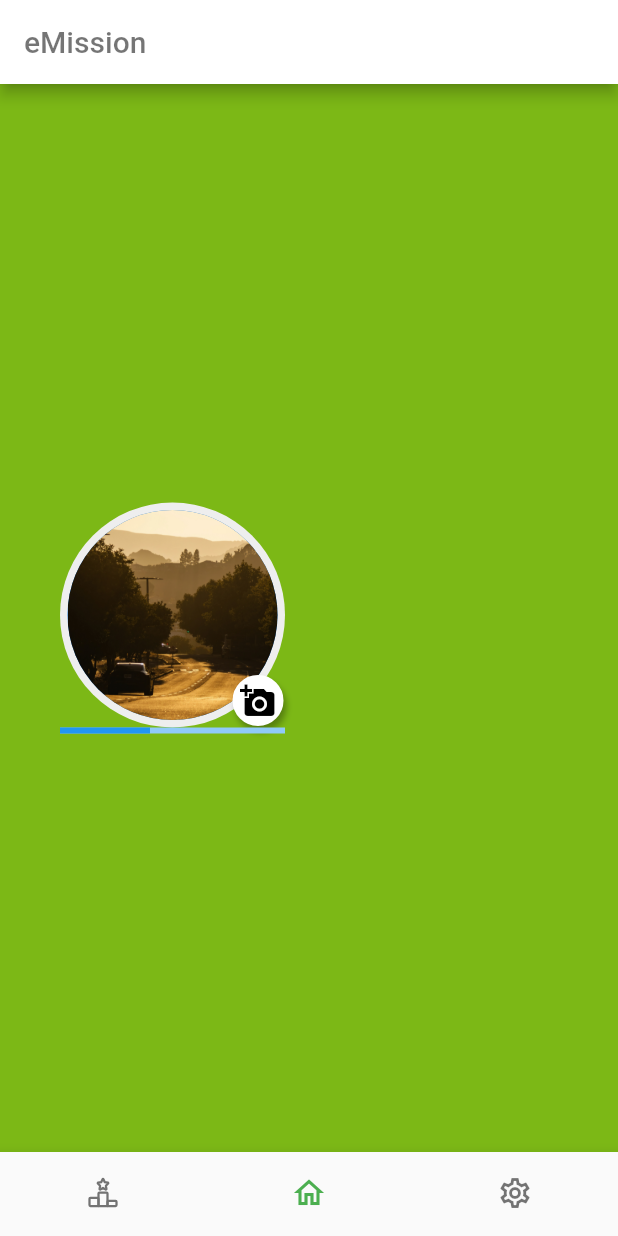
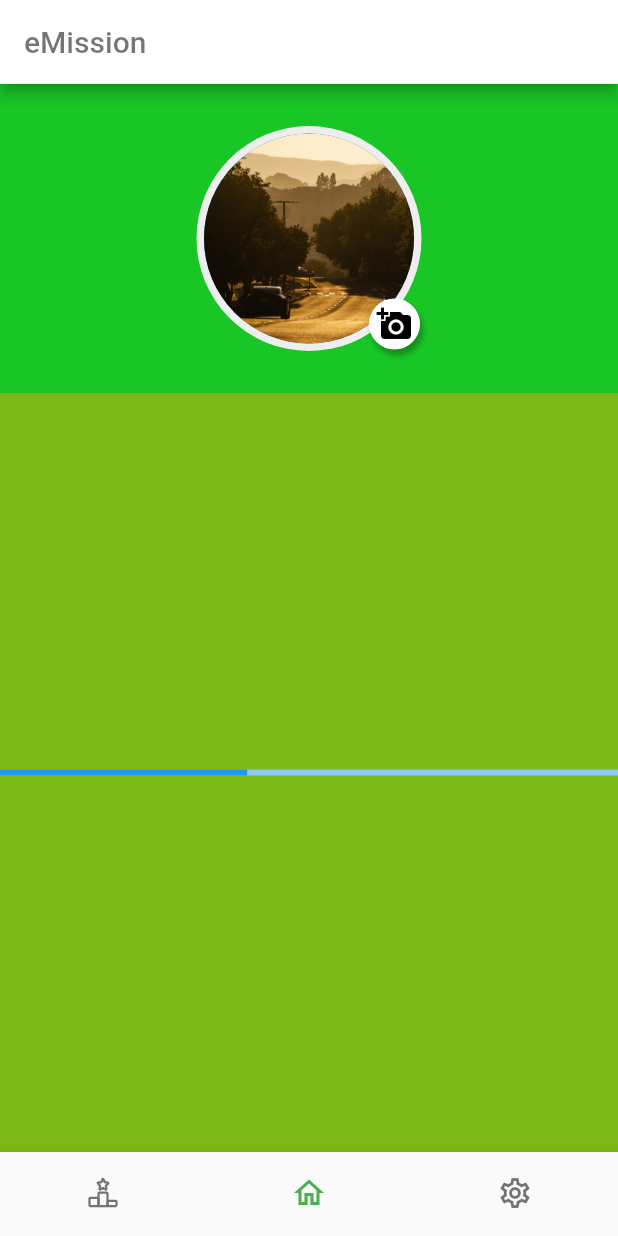
Before and after one commit to Developer-DUCS/eMission, a Flutter app: the screen it shows after launch, on a phone screen of 412 x 824 dp. Run offline on Flutter 3.47's test engine with Material 2 defaults, Android fonts, the phone set to English and light mode, and no system bars; our stand-ins replace flutter_svg.

Commit message:
basic structure profile pic and progress bar added

```diff
--- a/lib/home.dart
+++ b/lib/home.dart
@@ -5,37 +5,52 @@ class Home extends StatelessWidget {
 
   @override
   Widget build(BuildContext context) {
-    return Container(
-      decoration: const BoxDecoration(color: Color.fromRGBO(124, 184, 22, 1)),
-      padding: const EdgeInsets.only(left: 40),
-      width: double.infinity,
-      child: Align(
-        alignment: Alignment.centerLeft,
-        child: SizedBox(
-          width: 150,
-          child: Column(
-            mainAxisAlignment: MainAxisAlignment.center,
-            crossAxisAlignment: CrossAxisAlignment.stretch,
-            children: [
-              profilePic(),
-              progressBar()
-            ]
-          )
-        )
+    return Scaffold(
+      body: Column(
+        children: <Widget>[
+          Expanded(
+            child: Column(
+              children: <Widget>[
+                Container(
+                  height: MediaQuery.of(context).size.height / 4, // 1/4 of the screen height
+                  color: Color.fromRGBO(24, 199, 38, 1),
+                  child: Center(
+                    child: profilePic(),
+                  ),
+                ),
+                Expanded(
+                  child: Container(
+                    color: Color.fromRGBO(124, 184, 22, 1),
+                    child: Center(
+                      child: progressBar(),
+                    ),
+                  ),
+                ),
+              ],
+            ),
+          ),
+        ],
       ),
     );
-  }
-
-  Widget settingsButton(String text, String route, BuildContext context) {
-    return OutlinedButton(
-      style: const ButtonStyle(
-        backgroundColor: MaterialStatePropertyAll(Colors.white),
-        foregroundColor: MaterialStatePropertyAll(Colors.black54),
-        overlayColor: MaterialStatePropertyAll(Colors.black12)
-      ),
-      onPressed: ( ) { Navigator.pushNamed(context, route); },
-      child: Align(alignment: Alignment.centerLeft, child: Text(text))
-    );
+    // return Container(
+    //   decoration: const BoxDecoration(color: Color.fromRGBO(124, 184, 22, 1)),
+    //   padding: const EdgeInsets.only(left: 40),
+    //   width: double.infinity,
+    //   child: Align(
+    //     alignment: Alignment.centerLeft,
+    //     child: SizedBox(
+    //       width: 150,
+    //       child: Column(
+    //         mainAxisAlignment: MainAxisAlignment.center,
+    //         crossAxisAlignment: CrossAxisAlignment.stretch,
+    //         children: [
+    //           profilePic(),
+    //           progressBar()
+    //         ]
+    //       )
+    //     )
+    //   ),
+    // );
   }
 
   Widget profilePic() {
```
